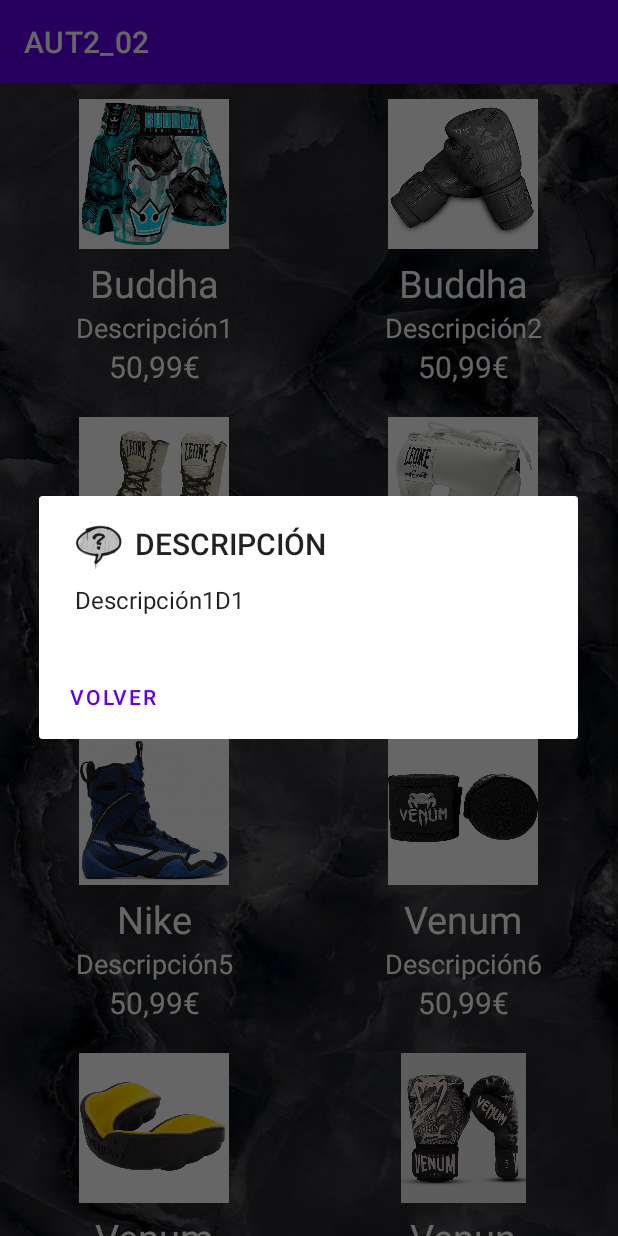
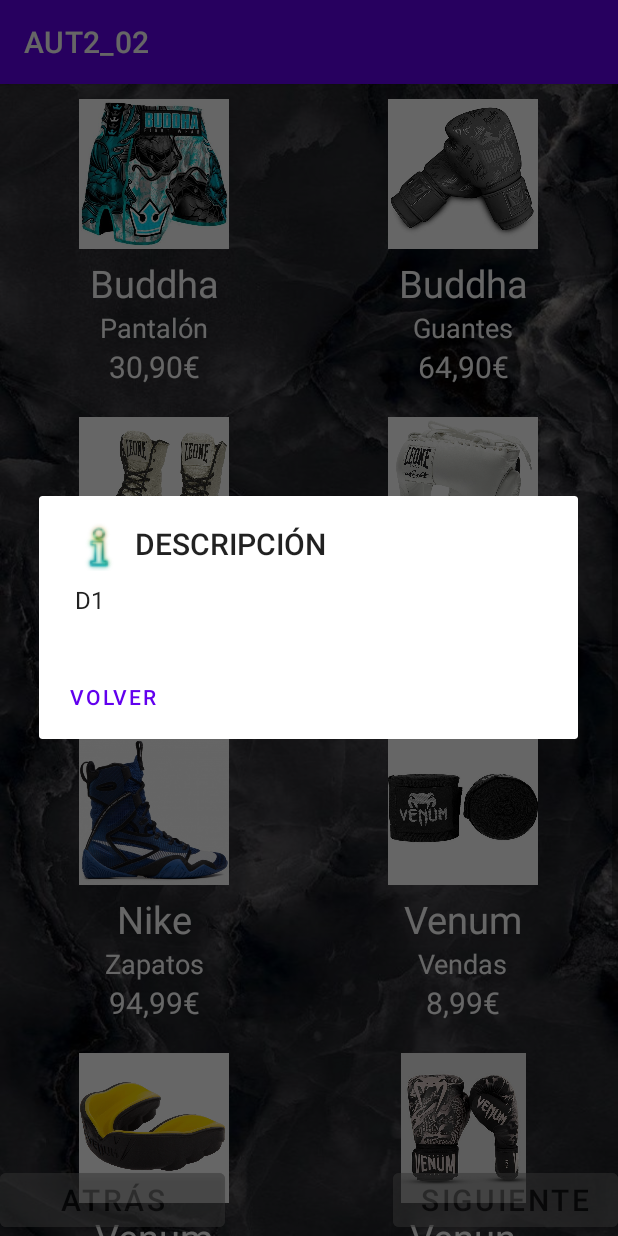
Before and after one commit to AndreaCastroBonilla/AUT2_02, an Android app: the Activity1_Products screen opened directly, with no data from a screen before it, after a tap on "Buddha", on a phone screen of 412 x 824 dp. Run offline under Robolectric (Android 15) with nearby library versions, the phone set to English and light mode, and no system bars.

Commit message:
01/11/2022 - Grid View + Buttons

```diff
--- a/app/src/main/java/com/example/aut2_02/Activity1_Products.java
+++ b/app/src/main/java/com/example/aut2_02/Activity1_Products.java
@@ -3,6 +3,7 @@
 import androidx.appcompat.app.AlertDialog;
 import androidx.appcompat.app.AppCompatActivity;
 
+import android.content.Context;
 import android.content.DialogInterface;
 import android.content.Intent;
 import android.content.res.Resources;
@@ -20,13 +21,19 @@
     GridView gridView;
 
     //DATOS DE LOS PRODUCTOS
-    String[] productName = {"Buddha", "Buddha", "Leone", "Leone","Nike","Venum","Venum","Venun"};
-    String[] productDescription = {"Descripción1","Descripción2","Descripción3","Descripción4","Descripción5","Descripción6","Descripción7","Descripción8"};
-    String[] productDescExt = {"D1","D2","D3","D4","D5","D6","D7","D8"};
-    String[] productPrice = {"50,99€", "50,99€", "50,99€", "50,99€","50,99€", "50,99€", "50,99€", "50,99€"};
+   // Context context;
+    //String str = context.getString(R.string.buddha_glovess);
+
+    String[] productName = {"Buddha", "Buddha", "Leone", "Leone","Nike","Venum","Venum","Venun",""};
+    String[] productDescription = {"Pantalón","Guantes","Zapatos","Casco","Zapatos","Vendas","Bucal","Guantes",""};
+    String[] productDescExt = {"D1","D2","D3","D4","D5","D6","D7",
+            "Diseñados para brindar una buena amortiguación en cada impacto y brindar una protección óptima a las articulaciones, gracias a una espuma de triple densidad.\n" +
+            "\nSu sistema de ventilación microperforado facilita la evacuación del sudor y sus puños alargados aportan un confort adicional.\n" +
+            "\nLos guantes de boxeo Phantom son aptos para un uso habitual de 3 a 4 veces por semana, así como para diferentes modalidades de boxeo.",""};
+    String[] productPrice = {"30,90€", "64,90€", "89,90€", "129,90€","94,99€", "8,99€", "14,99€", "89,90€",""};
     int[] productImage = {R.drawable.buddha_shorts, R.drawable.buddha_gloves, R.drawable.leone_shoes,
             R.drawable.leone_casco, R.drawable.nike_shoes, R.drawable.venum_bandages,
-            R.drawable.venum_bucal, R.drawable.venum_gloves};
+            R.drawable.venum_bucal, R.drawable.venum_gloves,R.drawable.dot};
 
     @Override
     protected void onCreate(Bundle savedInstanceState) {
@@ -50,8 +57,8 @@
             public void onItemClick(AdapterView<?> adapterView, View view, int i, long l) {
                // Toast.makeText(getApplicationContext(), "You clicked" + productName[i], Toast.LENGTH_LONG).show();
                 builder.setTitle("DESCRIPCIÓN");
-                builder.setMessage(productDescription[i] + productDescExt[i]);
-                builder.setIcon(R.drawable.about);
+                builder.setMessage(productDescExt[i]);
+                builder.setIcon(R.drawable.info);
                 builder.setNeutralButton("VOLVER", new DialogInterface.OnClickListener() {
                     @Override
                     public void onClick(DialogInterface dialogInterface, int i) {
--- a/app/src/main/res/layout/activity1_products.xml
+++ b/app/src/main/res/layout/activity1_products.xml
@@ -1,17 +1,48 @@
 <?xml version="1.0" encoding="utf-8"?>
-<LinearLayout xmlns:android="http://schemas.android.com/apk/res/android"
+<LinearLayout
+    xmlns:android="http://schemas.android.com/apk/res/android"
     xmlns:app="http://schemas.android.com/apk/res-auto"
     xmlns:tools="http://schemas.android.com/tools"
     android:layout_width="match_parent"
     android:layout_height="match_parent"
     android:background="@drawable/ativities_background"
+    android:orientation="vertical"
     tools:context=".Activity1_Products">
 
-    <GridView
-        android:layout_width="match_parent"
-        android:layout_height="match_parent"
-        android:id="@+id/gridView"
-        android:numColumns="2">
-    </GridView>
+    <RelativeLayout
+        android:layout_width="wrap_content"
+        android:layout_height="wrap_content">
+
+        <GridView
+            android:id="@+id/gridView"
+            android:layout_width="wrap_content"
+            android:layout_height="wrap_content"
+            android:numColumns="2">
+        </GridView>
+
+        <Button
+            android:id="@+id/menuButton"
+            android:layout_width="150dp"
+            android:layout_height="wrap_content"
+            android:text="ATRÁS"
+            android:alpha="0.5"
+            android:backgroundTint="@color/grey"
+            android:textColor="@color/black"
+            android:textSize="20dp"
+            android:layout_alignParentBottom="true"/>
+
+        <Button
+            android:id="@+id/productosButton"
+            android:layout_width="150dp"
+            android:layout_height="wrap_content"
+            android:text="SIGUIENTE"
+            android:alpha="0.5"
+            android:backgroundTint="@color/grey"
+            android:textColor="@color/black"
+            android:textSize="20dp"
+            android:layout_alignParentBottom="true"
+            android:layout_alignParentRight="true"/>
+    </RelativeLayout>
+
 
 </LinearLayout>
--- a/app/src/main/res/layout/grid_item.xml
+++ b/app/src/main/res/layout/grid_item.xml
@@ -39,5 +39,4 @@
         android:textSize="20dp"
         android:textColor="@color/white">
     </TextView>
-
 </LinearLayout>
```
Also changed, not shown: app/src/main/res/drawable/dot.png (added), app/src/main/res/drawable/info.png (added).
